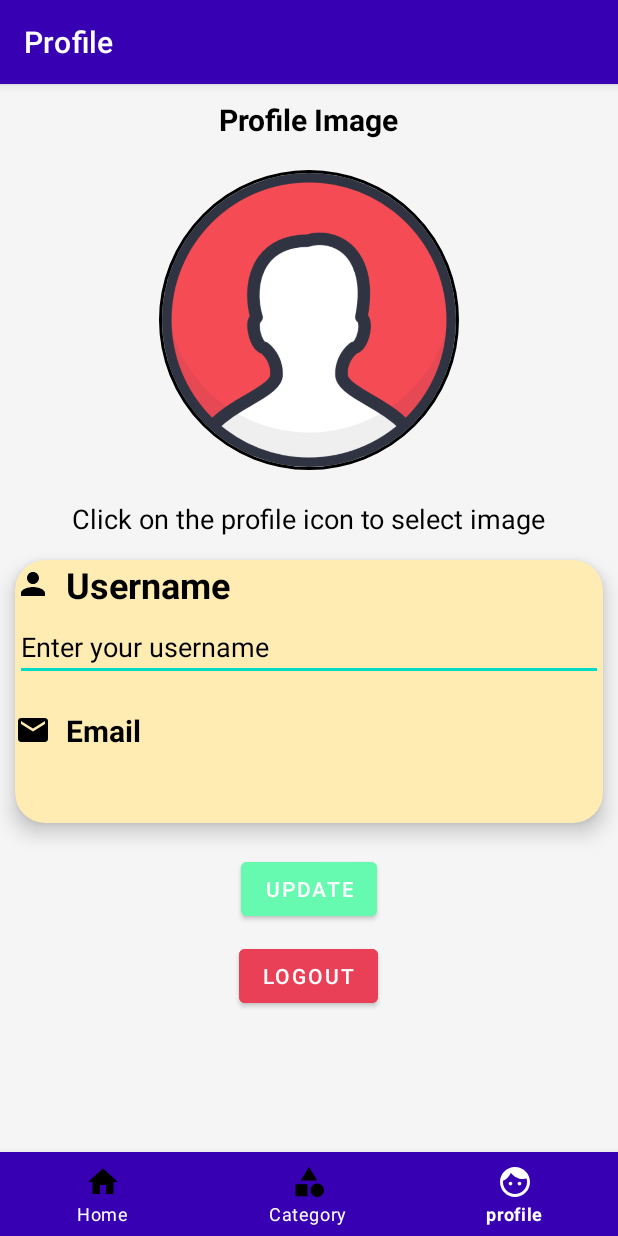
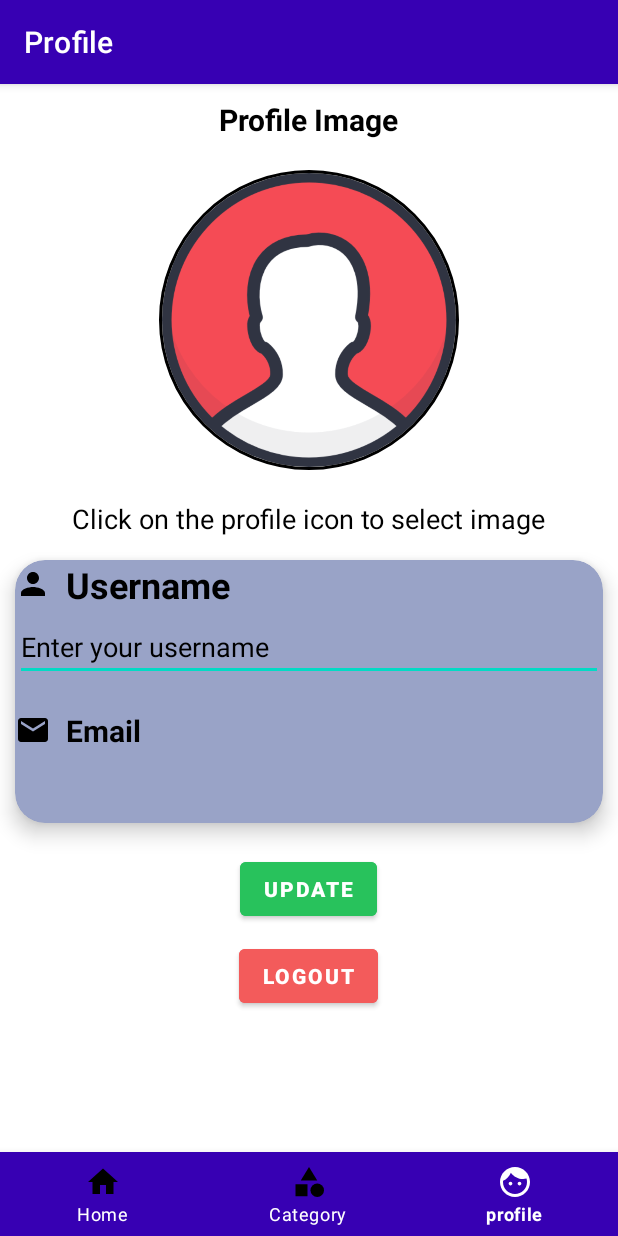
Before and after one commit to ShaikhFarhan882/Vstream, an Android app: the Profile screen opened directly, with no data from a screen before it, on a phone screen of 412 x 824 dp. Run offline under Robolectric (Android 15) with nearby library versions, the phone set to English and light mode, and no system bars; our stand-ins replace CircleImageView, Firebase (no records; nobody signed in at launch, a user with empty details on screens opened directly); libraries missing offline, so code that uses them is left out: com.karumi.dexter, es.dmoral.toasty.

Commit message:
Improved the overall UI color palette

```diff
--- a/app/src/main/res/drawable/comment_bg.xml
+++ b/app/src/main/res/drawable/addcomment_bg.xml
@@ -1,6 +1,6 @@
 <?xml version="1.0" encoding="utf-8"?>
 <shape xmlns:android="http://schemas.android.com/apk/res/android" android:shape="rectangle">
-    <solid android:color="#4FA0CE"
+    <solid android:color="#D7D7D7"
         />
     <corners android:radius="1dp"/>
 
--- a/app/src/main/res/layout/activity_comment.xml
+++ b/app/src/main/res/layout/activity_comment.xml
@@ -14,7 +14,7 @@
         android:layout_marginTop="10dp"
         android:orientation="vertical"
         android:padding="5dp"
-        android:background="@drawable/comment_bg">
+        android:background="@drawable/addcomment_bg">
 
         <TextView
             android:layout_width="wrap_content"
@@ -24,6 +24,7 @@
             android:textColor="@color/black"
             android:fontFamily="sans-serif"
             android:layout_marginLeft="10dp"
+            android:textStyle="italic"
             />
 
         <EditText
--- a/app/src/main/res/layout/activity_profile.xml
+++ b/app/src/main/res/layout/activity_profile.xml
@@ -5,7 +5,7 @@
     xmlns:tools="http://schemas.android.com/tools"
     android:layout_width="match_parent"
     android:layout_height="match_parent"
-    android:background="#F5F5F5"
+    android:background="@color/white"
     tools:context=".Profile">
 
 
@@ -19,12 +19,12 @@
             android:layout_height="wrap_content"
             android:layout_gravity="center"
             android:layout_marginTop="10dp"
+            android:elevation="5dp"
             android:fontFamily="sans-serif"
             android:text="Profile Image"
             android:textColor="@color/black"
             android:textSize="20sp"
-            android:textStyle="bold"
-            android:elevation="5dp"/>
+            android:textStyle="bold" />
 
 
         <de.hdodenhof.circleimageview.CircleImageView
@@ -51,7 +51,7 @@
             android:layout_marginLeft="10dp"
             android:layout_marginTop="15dp"
             android:layout_marginRight="10dp"
-            app:cardBackgroundColor="#FFECB3"
+            app:cardBackgroundColor="#99A3C7"
             app:cardCornerRadius="20dp"
             app:cardElevation="8dp">
 
@@ -115,7 +115,8 @@
             android:layout_marginTop="20dp"
             android:backgroundTint="@color/updateButtonColor"
             android:elevation="3dp"
-            android:text="Update" />
+            android:text="Update"
+            android:textStyle="bold"/>
 
         <Button
             android:id="@+id/logout_Button"
@@ -125,8 +126,8 @@
             android:layout_marginTop="10dp"
             android:backgroundTint="@color/LogoutButtonColor"
             android:elevation="3dp"
-            android:text="Logout" />
-
+            android:text="Logout"
+            android:textStyle="bold"/>
 
 
     </LinearLayout>
--- a/app/src/main/res/layout/single_row_comment.xml
+++ b/app/src/main/res/layout/single_row_comment.xml
@@ -6,7 +6,7 @@
     android:background="@color/white"
     app:cardUseCompatPadding="true"
     app:cardCornerRadius="10dp"
-    android:backgroundTint="@color/white">
+    android:backgroundTint="#D7D7D7">
 
   <RelativeLayout
       android:layout_width="match_parent"
--- a/app/src/main/res/values/colors.xml
+++ b/app/src/main/res/values/colors.xml
@@ -8,12 +8,12 @@
     <color name="black">#FF000000</color>
     <color name="white">#FFFFFFFF</color>
     <color name="ColorPrimary">#3700B3</color>
-    <color name="BrowseButton">#40E0D0</color>
-    <color name="UploadButton">#87CEEB</color>
+    <color name="BrowseButton">#7F62E3</color>
+    <color name="UploadButton">#E5F238</color>
     <color name="VideoPreview">#F44336</color>
     <color name="LikeButtonColor">#E94057</color>
-    <color name="LogoutButtonColor">#E94057</color>
-    <color name="updateButtonColor">#66F9B0</color>
+    <color name="LogoutButtonColor">#F35B5B</color>
+    <color name="updateButtonColor">#28C25C</color>
     <color name="CategoryBanner">#FFB74D</color>
     <color name="LoginTv">#F44336</color>
     <color name="SailorBlue">#296c92</color>
```
Also changed, not shown: app/src/main/res/layout/activity_add_video.xml (+18 -9 lines), app/src/main/java/com/example/vstream/Category.java (line endings or trailing spaces).
